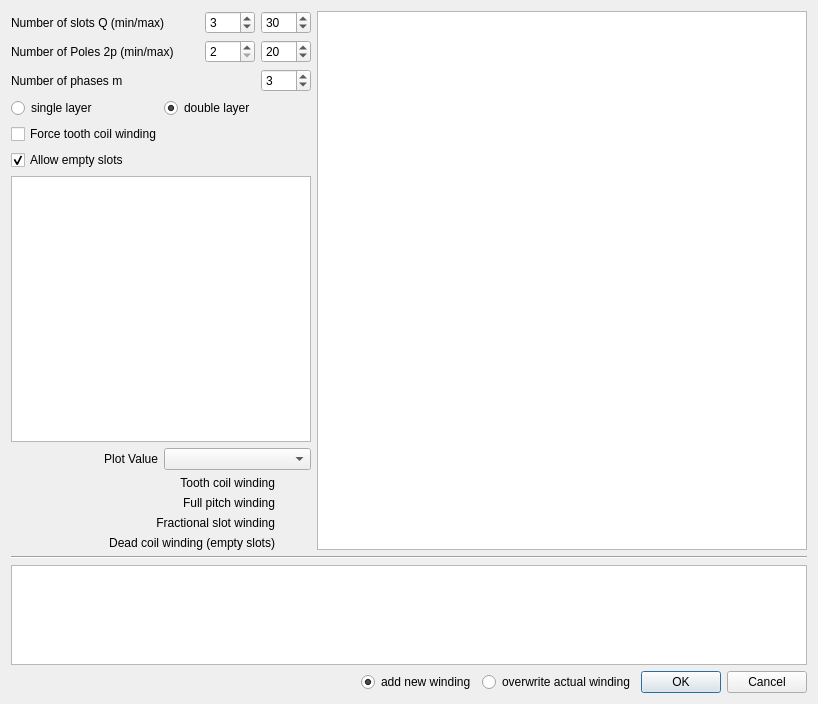
Old version of the form swat_em/ui/GenCombinations.ui in the repository mjfwest/swat-em.
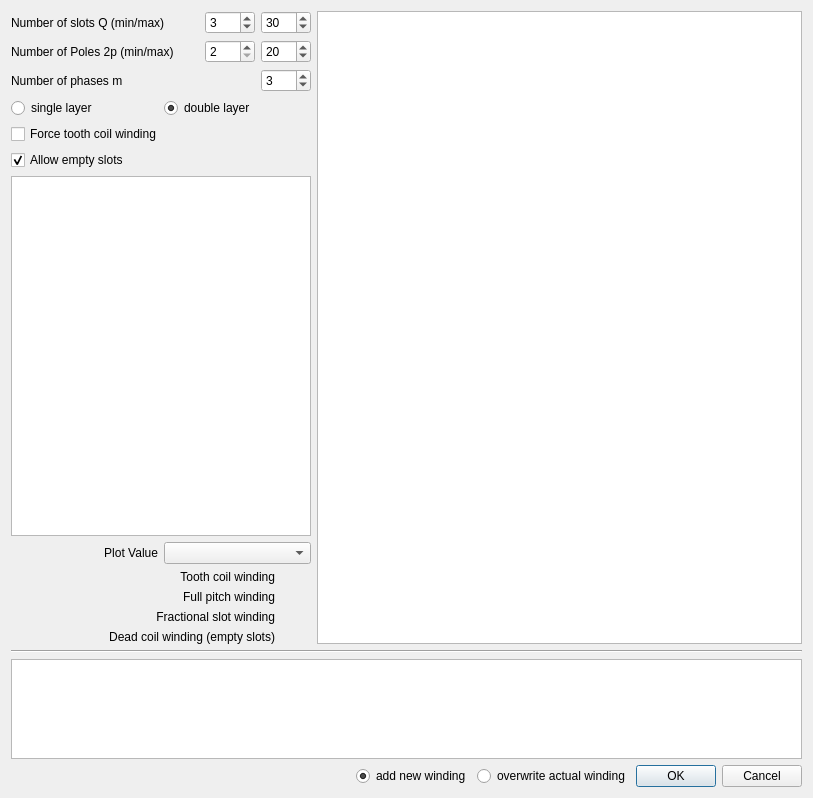
New version of the form. Icons and pictures are not drawn.

Diff of the .ui file:
```diff
--- a/swat_em/ui/GenCombinations.ui
+++ b/swat_em/ui/GenCombinations.ui
@@ -6,8 +6,8 @@
    <rect>
     <x>0</x>
     <y>0</y>
-    <width>818</width>
-    <height>704</height>
+    <width>813</width>
+    <height>798</height>
    </rect>
   </property>
   <property name="windowTitle">
@@ -260,7 +260,7 @@
          <property name="minimumSize">
           <size>
            <width>300</width>
-           <height>260</height>
+           <height>300</height>
           </size>
          </property>
          <property name="maximumSize">
```
